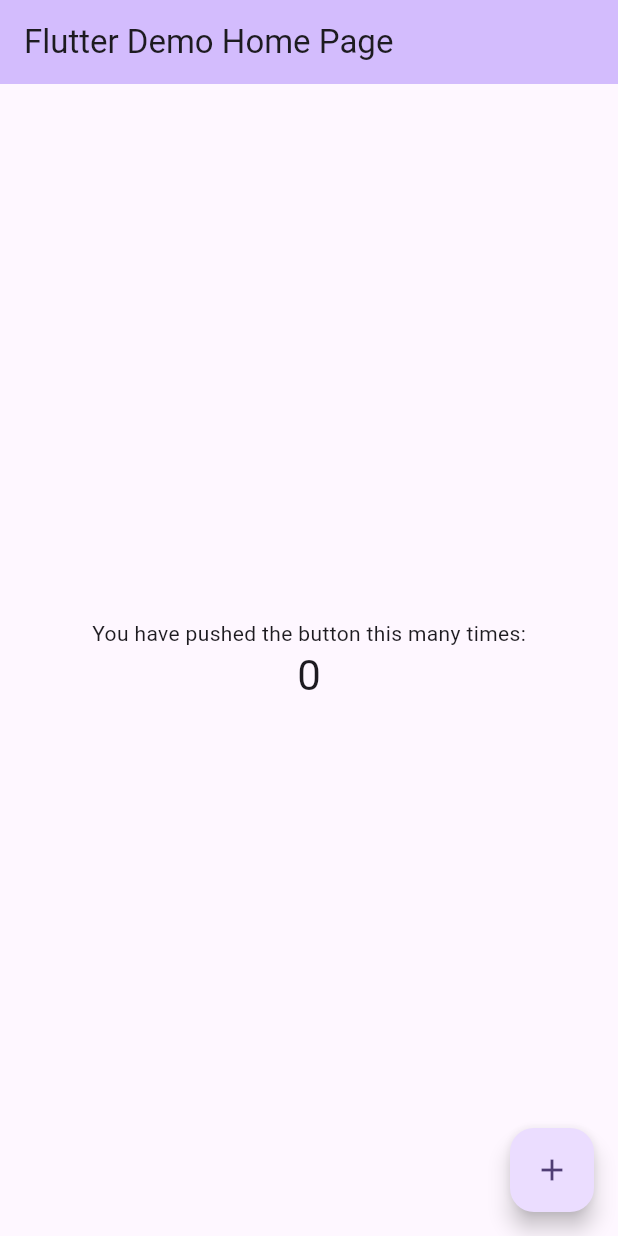
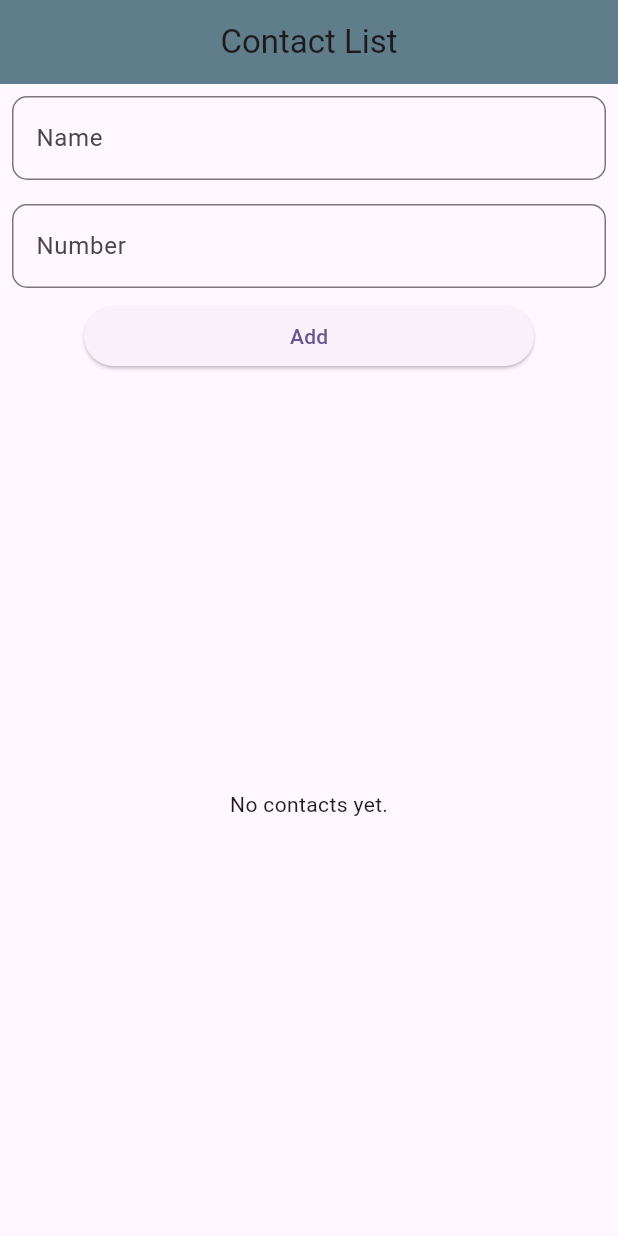
Before and after one commit to mr-riad/Live-Test-2-Ostad, a Flutter app: the screen it shows after launch, on a phone screen of 412 x 824 dp. Run offline on Flutter 3.47's test engine with Material 3 defaults, Android fonts, the phone set to English and light mode, and no system bars.

Commit message:
final push

```diff
--- /dev/null
+++ b/lib/home_screen/home_page.dart
@@ -0,0 +1,122 @@
+import 'package:flutter/material.dart';
+
+class HomeScreen extends StatefulWidget {
+  const HomeScreen({super.key});
+
+  @override
+  State<HomeScreen> createState() => _HomeScreenState();
+}
+
+class _HomeScreenState extends State<HomeScreen> {
+  final TextEditingController nameController = TextEditingController();
+  final TextEditingController numberController = TextEditingController();
+
+  final List<Map<String, String>> contact = [];
+
+  void addContact() {
+    final name = nameController.text.trim();
+    final number = numberController.text.trim();
+
+    if (name.isEmpty || number.isEmpty) {
+      return;
+    }
+    setState(() {
+      contact.add({'name': name, 'number': number});
+      nameController.clear();
+      numberController.clear();
+    });
+  }
+
+  void deleteContact(int index) {
+    showDialog(
+      context: context,
+      builder: (context) => AlertDialog(
+        title: const Text("Delete Contact"),
+        content: const Text("Are you sure you want to delete?"),
+        actions: [
+          TextButton(
+            onPressed: () => Navigator.pop(context),
+            child: Icon(Icons.cancel_presentation)
+          ),
+          TextButton(
+            onPressed: () {
+              setState(() {
+                contact.removeAt(index);
+              });
+              Navigator.pop(context);
+            },
+            child: Icon(Icons.delete)
+          ),
+        ],
+      ),
+    );
+  }
+
+  @override
+  Widget build(BuildContext context) {
+    return Scaffold(
+      appBar: AppBar(
+        title: const Text("Contact List"),
+        centerTitle: true,
+        backgroundColor: Colors.blueGrey,
+      ),
+      body: Column(
+        children: [
+          Padding(
+            padding: const EdgeInsets.all(8.0),
+            child: TextField(
+              controller: nameController,
+              decoration: InputDecoration(
+                labelText: 'Name',
+                border: OutlineInputBorder(
+                  borderRadius: BorderRadius.circular(10),
+                ),
+              ),
+            ),
+          ),
+          Padding(
+            padding: const EdgeInsets.all(8.0),
+            child: TextField(
+              controller: numberController,
+              keyboardType: TextInputType.phone,
+              decoration: InputDecoration(
+                labelText: 'Number',
+                border: OutlineInputBorder(
+                  borderRadius: BorderRadius.circular(10),
+                ),
+              ),
+            ),
+          ),
+          SizedBox(
+            width: 300,
+            child: ElevatedButton(
+              onPressed: addContact,
+              child: const Text("Add"),
+            ),
+          ),
+          Expanded(
+            child: contact.isEmpty
+                ? const Center(child: Text("No contacts yet."))
+                : ListView.builder(
+              itemCount: contact.length,
+              itemBuilder: (context, index) {
+                final contactItem = contact[index];
+                return Card(
+                  child: ListTile(
+                    leading: const Icon(Icons.person),
+                    title: Text(contactItem['name'] ?? ''),
+                    subtitle: Text(contactItem['number'] ?? ''),
+                    trailing: IconButton(
+                      icon: const Icon(Icons.delete, color: Colors.red),
+                      onPressed: () => deleteContact(index),
+                    ),
+                  ),
+                );
+              },
+            ),
+          ),
+        ],
+      ),
+    );
+  }
+}
--- a/lib/main.dart
+++ b/lib/main.dart
@@ -1,4 +1,5 @@
 import 'package:flutter/material.dart';
+import 'package:live_test2/home_screen/home_page.dart';
 
 void main() {
   runApp(const MyApp());
@@ -11,112 +12,12 @@ class MyApp extends StatelessWidget {
   @override
   Widget build(BuildContext context) {
     return MaterialApp(
+      debugShowCheckedModeBanner: false,
       title: 'Flutter Demo',
       theme: ThemeData(
-        // This is the theme of your application.
-        //
-        // TRY THIS: Try running your application with "flutter run". You'll see
-        // the application has a purple toolbar. Then, without quitting the app,
-        // try changing the seedColor in the colorScheme below to Colors.green
-        // and then invoke "hot reload" (save your changes or press the "hot
-        // reload" button in a Flutter-supported IDE, or press "r" if you used
-        // the command line to start the app).
-        //
-        // Notice that the counter didn't reset back to zero; the application
-        // state is not lost during the reload. To reset the state, use hot
-        // restart instead.
-        //
-        // This works for code too, not just values: Most code changes can be
-        // tested with just a hot reload.
         colorScheme: ColorScheme.fromSeed(seedColor: Colors.deepPurple),
       ),
-      home: const MyHomePage(title: 'Flutter Demo Home Page'),
+      home: HomeScreen()
     );
   }
 }
-
-class MyHomePage extends StatefulWidget {
-  const MyHomePage({super.key, required this.title});
-
-  // This widget is the home page of your application. It is stateful, meaning
-  // that it has a State object (defined below) that contains fields that affect
-  // how it looks.
-
-  // This class is the configuration for the state. It holds the values (in this
-  // case the title) provided by the parent (in this case the App widget) and
-  // used by the build method of the State. Fields in a Widget subclass are
-  // always marked "final".
-
-  final String title;
-
-  @override
-  State<MyHomePage> createState() => _MyHomePageState();
-}
-
-class _MyHomePageState extends State<MyHomePage> {
-  int _counter = 0;
-
-  void _incrementCounter() {
-    setState(() {
-      // This call to setState tells the Flutter framework that something has
-      // changed in this State, which causes it to rerun the build method below
-      // so that the display can reflect the updated values. If we changed
-      // _counter without calling setState(), then the build method would not be
-      // called again, and so nothing would appear to happen.
-      _counter++;
-    });
-  }
-
-  @override
-  Widget build(BuildContext context) {
-    // This method is rerun every time setState is called, for instance as done
-    // by the _incrementCounter method above.
-    //
-    // The Flutter framework has been optimized to make rerunning build methods
-    // fast, so that you can just rebuild anything that needs updating rather
-    // than having to individually change instances of widgets.
-    return Scaffold(
-      appBar: AppBar(
-        // TRY THIS: Try changing the color here to a specific color (to
-        // Colors.amber, perhaps?) and trigger a hot reload to see the AppBar
-        // change color while the other colors stay the same.
-        backgroundColor: Theme.of(context).colorScheme.inversePrimary,
-        // Here we take the value from the MyHomePage object that was created by
-        // the App.build method, and use it to set our appbar title.
-        title: Text(widget.title),
-      ),
-      body: Center(
-        // Center is a layout widget. It takes a single child and positions it
-        // in the middle of the parent.
-        child: Column(
-          // Column is also a layout widget. It takes a list of children and
-          // arranges them vertically. By default, it sizes itself to fit its
-          // children horizontally, and tries to be as tall as its parent.
-          //
-          // Column has various properties to control how it sizes itself and
-          // how it positions its children. Here we use mainAxisAlignment to
-          // center the children vertically; the main axis here is the vertical
-          // axis because Columns are vertical (the cross axis would be
-          // horizontal).
-          //
-          // TRY THIS: Invoke "debug painting" (choose the "Toggle Debug Paint"
-          // action in the IDE, or press "p" in the console), to see the
-          // wireframe for each widget.
-          mainAxisAlignment: MainAxisAlignment.center,
-          children: <Widget>[
-            const Text('You have pushed the button this many times:'),
-            Text(
-              '$_counter',
-              style: Theme.of(context).textTheme.headlineMedium,
-            ),
-          ],
-        ),
-      ),
-      floatingActionButton: FloatingActionButton(
-        onPressed: _incrementCounter,
-        tooltip: 'Increment',
-        child: const Icon(Icons.add),
-      ), // This trailing comma makes auto-formatting nicer for build methods.
-    );
-  }
-}
```
